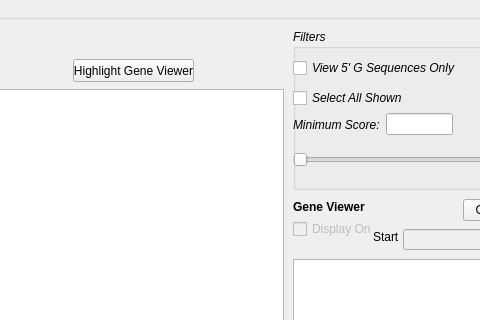
Above: resultsWindow.ui from TrinhLab/CASPERapp before the change; both pictures show x 417 to 897 and y 0 to 320 of the 1129 by 658 pixel window. Below: the same form after it.
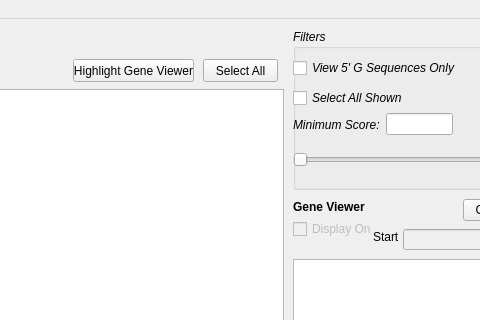
That is the form after the change.

Diff of the .ui file:
```diff
--- a/resultsWindow.ui
+++ b/resultsWindow.ui
@@ -344,6 +344,19 @@
      <string>Gene Viewer Settings</string>
     </property>
    </widget>
+   <widget class="QPushButton" name="selectAllButton">
+    <property name="geometry">
+     <rect>
+      <x>620</x>
+      <y>40</y>
+      <width>75</width>
+      <height>23</height>
+     </rect>
+    </property>
+    <property name="text">
+     <string>Select All</string>
+    </property>
+   </widget>
   </widget>
   <widget class="QMenuBar" name="menubar">
    <property name="geometry">
```
Left out of the diff: 2 changed lines with no effect on the pictures.
